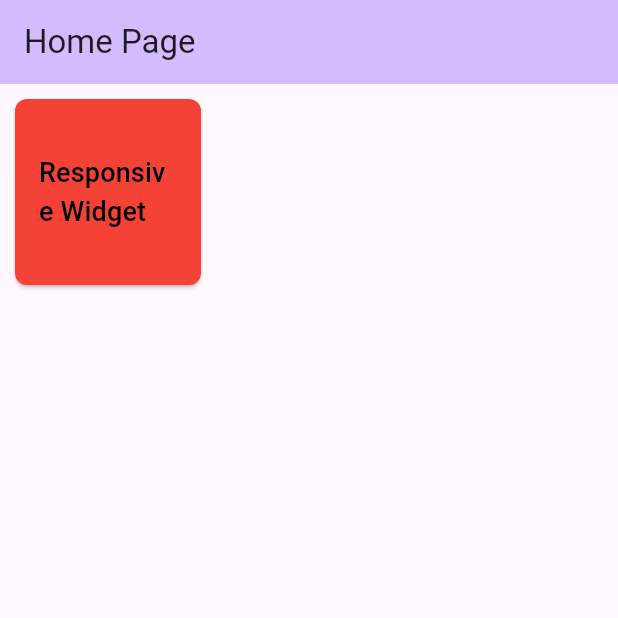
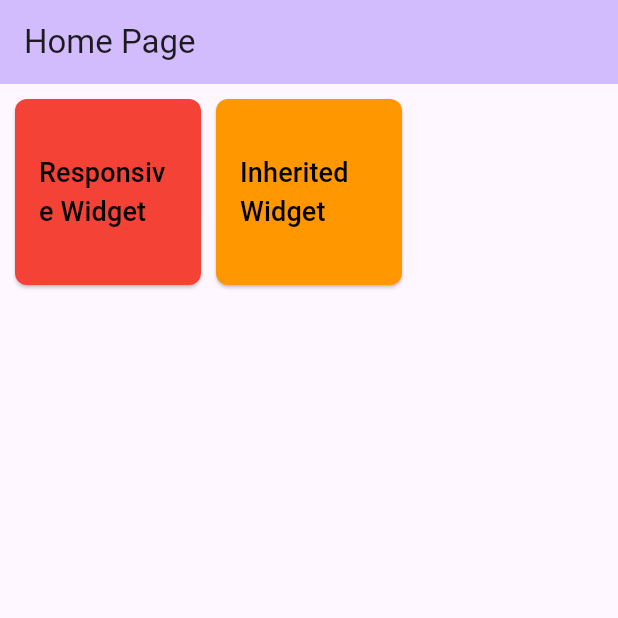
Before and after one commit to LeoDoesCode17/responsive-widgets, a Flutter app: the screen it shows after launch, on a phone screen of 412 x 824 dp, the top half of it. Run offline on Flutter 3.47's test engine with Material 3 defaults, Android fonts, the phone set to English and light mode, and no system bars.

Commit message:
Feat: add inherited route and label in home page

```diff
--- a/lib/pages/home_page.dart
+++ b/lib/pages/home_page.dart
@@ -15,10 +15,12 @@ class HomePage extends StatelessWidget {
 
   static const List<String> routes = [
     '/responsive-widget',
+    '/inherited-widget',
   ];
 
   static const List<String> labels = [
     'Responsive Widget',
+    'Inherited Widget',
   ];
 
   @override
```
